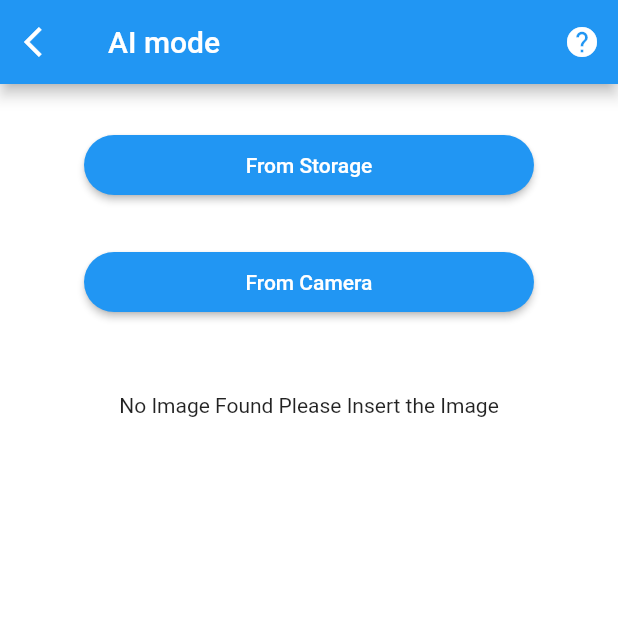
After one commit to Theejuth/firztair_by_theejutha, a Flutter app: the PickingImage screen opened directly, after a tap on "From Storage", on a phone screen of 412 x 824 dp, the top half of it. The commit adds this screen. Run offline on Flutter 3.47's test engine with Material 2 defaults, Android fonts, the phone set to English and light mode, and no system bars; our stand-ins replace flutter_svg, image_picker, simple_animations; missing offline and left inert: arkit_plugin.

Commit message:
Add AI mode

```diff
--- a/lib/Homapage.dart
+++ b/lib/Homapage.dart
@@ -1,5 +1,3 @@
-import 'dart:html';
-import 'dart:js';
 import 'dart:math';
 import 'package:firztair_by_theejutha/Detail_Page.dart';
 import 'package:firztair_by_theejutha/LoginScreen.dart';
--- /dev/null
+++ b/lib/ai_mode.dart
@@ -0,0 +1,116 @@
+import 'dart:io';
+import 'package:flutter/material.dart';
+import 'package:flutter/services.dart';
+import 'package:image_picker/image_picker.dart';
+
+// class pickingImage extends StatelessWidget {
+//   const pickingImage({Key? key}) : super(key: key);
+
+//   @override
+//   Widget build(BuildContext context) {
+//     return Container(
+//       child: null,
+//     );
+//   }
+// }
+
+class PickingImage extends StatefulWidget {
+  const PickingImage({Key? key}) : super(key: key);
+
+  @override
+  _PickingImage createState() => _PickingImage();
+}
+
+class _PickingImage extends State<PickingImage> {
+  final ImagePicker _picker = ImagePicker();
+  XFile? image;
+
+  @override
+  Widget build(BuildContext context) {
+    return Scaffold(
+      backgroundColor: Colors.white,
+      appBar: AppBar(
+          leading: IconButton(
+              icon: Icon(Icons.arrow_back_ios),
+              onPressed: () {
+                Navigator.pop(context); // fuck go back button
+              }),
+          title: Text("AI mode"),
+          actions: <Widget>[
+            IconButton(
+              icon: Icon(Icons.help),
+              onPressed: () {
+                // decorate
+              },
+            )
+          ]),
+      body: SafeArea(
+          child: Center(
+              child: Column(
+        children: <Widget>[
+          const SizedBox(height: 30), // make distance
+          ElevatedButton(
+            style: ElevatedButton.styleFrom(
+              fixedSize: Size(300, 40),
+              primary: Colors.blue, // background
+              onPrimary: Colors.white, // foreground
+              shape: StadiumBorder(), // curve shape
+            ),
+            onPressed: () {
+              filePicker();
+            },
+            child: Text('From Storage'),
+          ),
+          const SizedBox(height: 30), // make distance
+          ElevatedButton(
+            style: ElevatedButton.styleFrom(
+              fixedSize: Size(300, 40),
+              primary: Colors.blue, // background
+              onPrimary: Colors.white, // foreground
+              shape: StadiumBorder(), // curve shape
+            ),
+            onPressed: () {
+              CameraPicker();
+            },
+            child: Text('From Camera'),
+          ),
+          const SizedBox(height: 50), // make distance
+          image == null
+              ? Text("No Image Found Please Insert the Image")
+              : // if image == null
+              Image.file(
+                  File(image!.path),
+                  width: 250,
+                  fit: BoxFit.cover,
+                )
+        ],
+      ))),
+    );
+  }
+
+  void filePicker() async {
+    try {
+      final XFile? selectImage =
+          await _picker.pickImage(source: ImageSource.gallery);
+      // print(selectImage!.path);
+      setState(() {
+        image = selectImage;
+      });
+    } on PlatformException catch (e) {
+      print('Failed to pick image: $e');
+    }
+  }
+
+  void CameraPicker() async {
+    try {
+      final XFile? selectImage =
+          await _picker.pickImage(source: ImageSource.camera);
+      // print(selectImage!.path);
+      setState(() {
+        image = selectImage;
+      });
+    } on PlatformException catch (e) {
+      print('Failed to pick image $e');
+    }
+  }
+}
--- a/lib/main.dart
+++ b/lib/main.dart
@@ -1,4 +1,3 @@
-import 'dart:html';
 import 'package:arkit_plugin/arkit_node.dart';
 import 'package:arkit_plugin/arkit_plugin.dart';
 import 'package:arkit_plugin/utils/json_converters.dart';
--- a/pubspec.yaml
+++ b/pubspec.yaml
@@ -21,6 +21,10 @@ environment:
   sdk: ">=2.12.0 <3.0.0"
 
 dependencies:
+
+  image_picker: ^0.8.2
+  permission_handler: 8.1.4+2
+
   flutter:
     sdk: flutter
   simple_animations: ^1.3.3
```
Also changed, not shown: lib/AI mode.dart (deleted), pubspec.lock, 3 other files.
